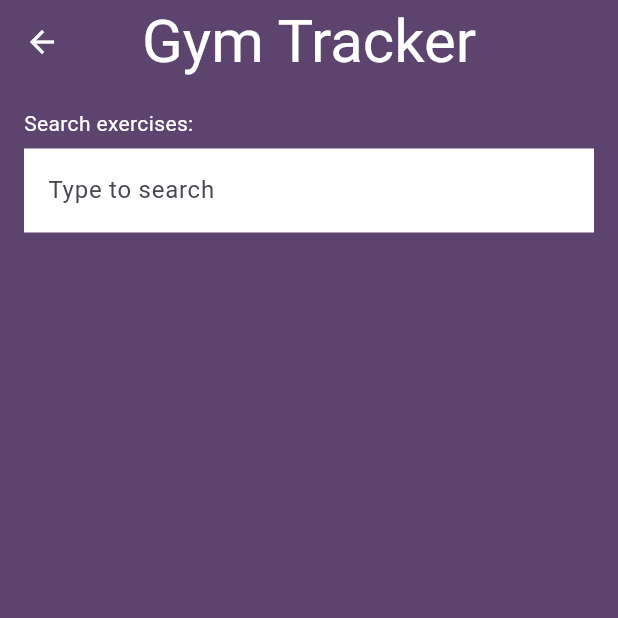
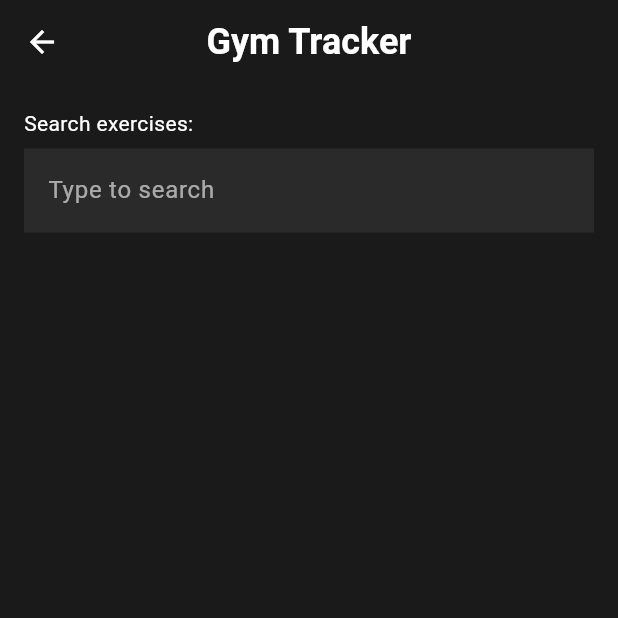
Before and after one commit to Justin-Moretto/gym_app, a Flutter app: the screen it shows after launch, after a tap on "Exercise Library", on a phone screen of 412 x 824 dp, the top half of it. Run offline on Flutter 3.47's test engine with Material 3 defaults, Android fonts, the phone set to English and light mode, and no system bars; our stand-ins replace flutter_dotenv, supabase_flutter; accounts and stored records are empty; network calls fail.

Commit message:
Many updates to themes and minor bug fixes

```diff
--- a/lib/custom_widgets.dart
+++ b/lib/custom_widgets.dart
@@ -4,30 +4,34 @@ import 'package:gym_app/Constant.dart' as constant;
 class MainPageButton extends StatelessWidget {
   final String labelText;
   final VoidCallback onPressed;
-  final Color backGroundColor;
+  final Color? backGroundColor;
 
   const MainPageButton({
     Key? key,
     required this.labelText,
     required this.onPressed,
-    this.backGroundColor = const Color.fromRGBO(100, 70, 110, 1.0),
+    this.backGroundColor,
   }) : super(key: key);
 
   @override
   Widget build(BuildContext context) {
+    final theme = Theme.of(context);
     return ElevatedButton(
       onPressed: onPressed,
       style: ElevatedButton.styleFrom(
-        backgroundColor:
-            backGroundColor, //?? Theme.of(context).colorScheme.primary,
-        foregroundColor: Colors.white,
+        backgroundColor: backGroundColor ?? theme.colorScheme.secondary,
+        foregroundColor: theme.colorScheme.onSecondary,
         elevation: 20,
         padding: const EdgeInsets.symmetric(horizontal: 24, vertical: 12),
         shape: RoundedRectangleBorder(borderRadius: BorderRadius.circular(32)),
       ),
       child: Text(
         labelText,
-        style: const TextStyle(color: Colors.white, fontSize: 32),
+        style: TextStyle(
+          color: theme.colorScheme.onSecondary,
+          fontSize: 32,
+          fontWeight: FontWeight.bold,
+        ),
       ),
     );
   }
@@ -40,17 +44,23 @@ class GymPalAppBar extends StatelessWidget implements PreferredSizeWidget {
 
   @override
   Widget build(BuildContext context) {
+    final theme = Theme.of(context);
     return AppBar(
-      backgroundColor: Colors.transparent,
-      title: Text(title, style: TextStyle(color: Colors.white, fontSize: 40)),
-      leading:
-          Navigator.canPop(context)
-              ? IconButton(
-                icon: const Icon(Icons.arrow_back, color: Colors.white),
-                onPressed: () => Navigator.pop(context),
-              )
-              : null,
-      centerTitle: true,
+      backgroundColor: theme.appBarTheme.backgroundColor,
+      title: Text(
+        title,
+        style: theme.appBarTheme.titleTextStyle,
+      ),
+      leading: Navigator.canPop(context)
+          ? IconButton(
+              icon: Icon(
+                Icons.arrow_back,
+                color: theme.appBarTheme.iconTheme?.color,
+              ),
+              onPressed: () => Navigator.pop(context),
+            )
+          : null,
+      centerTitle: theme.appBarTheme.centerTitle ?? true,
     );
   }
 
--- a/lib/exercise_history.dart
+++ b/lib/exercise_history.dart
@@ -9,10 +9,11 @@ class ExerciseHistoryPage extends StatelessWidget {
   @override
   Widget build(BuildContext context) {
     final supabase = Supabase.instance.client;
+    final theme = Theme.of(context);
 
     return Scaffold(
       appBar: GymPalAppBar(title: "Exercise History"),
-      backgroundColor: const Color(0xFF5C446E),
+      backgroundColor: theme.colorScheme.background,
       body: FutureBuilder<List<Map<String, dynamic>>>(
         future: supabase
             .from('session_exercises')
@@ -23,10 +24,10 @@ class ExerciseHistoryPage extends StatelessWidget {
           } else if (snapshot.hasError) {
             return Center(child: Text('Error: ${snapshot.error}'));
           } else if (!snapshot.hasData || snapshot.data!.isEmpty) {
-            return const Center(
+            return Center(
               child: Text(
                 'No exercise logs found.',
-                style: TextStyle(color: Colors.white),
+                style: TextStyle(color: theme.colorScheme.onBackground),
               ),
             );
           }
@@ -51,14 +52,14 @@ class ExerciseHistoryPage extends StatelessWidget {
               return ListTile(
                 title: Text(
                   exerciseName,
-                  style: const TextStyle(
-                    color: Colors.white,
+                  style: TextStyle(
+                    color: theme.colorScheme.onBackground,
                     fontWeight: FontWeight.bold,
                   ),
                 ),
                 subtitle: Text(
                   '${log['weight']} lbs | ${log['sets']} sets x ${log['reps']} reps\n$timestamp',
-                  style: const TextStyle(color: Colors.white70),
+                  style: TextStyle(color: theme.colorScheme.onBackground.withOpacity(0.7)),
                 ),
               );
             },
--- a/lib/log_workout_page.dart
+++ b/lib/log_workout_page.dart
@@ -91,6 +91,7 @@ class _LogWorkoutPageState extends State<LogWorkoutPage> {
 
   @override
   Widget build(BuildContext context) {
+    final theme = Theme.of(context);
     Widget content;
 
     if (selectedExercise == null) {
@@ -98,25 +99,26 @@ class _LogWorkoutPageState extends State<LogWorkoutPage> {
         child: Column(
           crossAxisAlignment: CrossAxisAlignment.start,
           children: [
-            const Text(
+            Text(
               'Search exercises:',
-              style: TextStyle(color: Colors.white),
+              style: TextStyle(color: theme.colorScheme.onBackground),
             ),
             const SizedBox(height: 7),
             TextField(
               controller: searchController,
-              style: const TextStyle(color: Colors.black),
-              decoration: const InputDecoration(
+              style: TextStyle(color: theme.colorScheme.onSurface),
+              decoration: InputDecoration(
                 hintText: 'Type to search',
-                border: OutlineInputBorder(
+                hintStyle: TextStyle(color: theme.colorScheme.onSurface.withOpacity(0.6)),
+                border: const OutlineInputBorder(
                   borderSide: BorderSide.none,
                   borderRadius: BorderRadius.zero,
                 ),
-                enabledBorder: OutlineInputBorder(
+                enabledBorder: const OutlineInputBorder(
                   borderSide: BorderSide.none,
                   borderRadius: BorderRadius.zero,
                 ),
-                focusedBorder: OutlineInputBorder(
+                focusedBorder: const OutlineInputBorder(
                   borderSide: BorderSide.none,
                   borderRadius: BorderRadius.zero,
                 ),
@@ -131,17 +133,17 @@ class _LogWorkoutPageState extends State<LogWorkoutPage> {
                   return Container(
                     decoration: BoxDecoration(
                       color: Colors.transparent,
-                      border: const Border(
-                        top: BorderSide(color: Colors.white, width: 1),
-                        bottom: BorderSide(color: Colors.white, width: 1),
-                        left: BorderSide(color: Colors.white, width: 2),
-                        right: BorderSide(color: Colors.white, width: 2),
+                      border: Border(
+                        top: BorderSide(color: theme.colorScheme.onBackground, width: 1),
+                        bottom: BorderSide(color: theme.colorScheme.onBackground, width: 1),
+                        left: BorderSide(color: theme.colorScheme.onBackground, width: 2),
+                        right: BorderSide(color: theme.colorScheme.onBackground, width: 2),
                       ),
                     ),
                     child: ListTile(
                       title: Text(
                         exercise.name,
-                        style: const TextStyle(color: Colors.white),
+                        style: TextStyle(color: theme.colorScheme.onBackground),
                       ),
                       onTap: () {
                         setState(() {
@@ -163,34 +165,43 @@ class _LogWorkoutPageState extends State<LogWorkoutPage> {
           children: [
             Text(
               "Logging: ${selectedExercise!.name}",
-              style: const TextStyle(fontSize: 18, color: Colors.white),
+              style: TextStyle(fontSize: 18, color: theme.colorScheme.onBackground),
             ),
             const SizedBox(height: 16),
-            const Text('Weight (lbs)', style: TextStyle(color: Colors.white)),
+            Text('Weight (lbs)', style: TextStyle(color: theme.colorScheme.onBackground)),
             TextField(
               controller: weightController,
               keyboardType: TextInputType.number,
               inputFormatters: [FilteringTextInputFormatter.digitsOnly],
-              decoration: const InputDecoration(hintText: 'Enter weight'),
-              style: const TextStyle(color: Colors.black),
+              style: TextStyle(color: theme.colorScheme.onSurface),
+              decoration: InputDecoration(
+                hintText: 'Enter weight',
+                hintStyle: TextStyle(color: theme.colorScheme.onSurface.withOpacity(0.6)),
+              ),
             ),
             const SizedBox(height: 12),
-            const Text('Sets', style: TextStyle(color: Colors.white)),
+            Text('Sets', style: TextStyle(color: theme.colorScheme.onBackground)),
             TextField(
               controller: setsController,
               keyboardType: TextInputType.number,
               inputFormatters: [FilteringTextInputFormatter.digitsOnly],
-              decoration: const InputDecoration(hintText: 'Enter sets'),
-              style: const TextStyle(color: Colors.black),
+              style: TextStyle(color: theme.colorScheme.onSurface),
+              decoration: InputDecoration(
+                hintText: 'Enter sets',
+                hintStyle: TextStyle(color: theme.colorScheme.onSurface.withOpacity(0.6)),
+              ),
             ),
             const SizedBox(height: 12),
-            const Text('Reps', style: TextStyle(color: Colors.white)),
+            Text('Reps', style: TextStyle(color: theme.colorScheme.onBackground)),
             TextField(
               controller: repsController,
               keyboardType: TextInputType.number,
               inputFormatters: [FilteringTextInputFormatter.digitsOnly],
-              decoration: const InputDecoration(hintText: 'Enter reps'),
-              style: const TextStyle(color: Colors.black),
+              style: TextStyle(color: theme.colorScheme.onSurface),
+              decoration: InputDecoration(
+                hintText: 'Enter reps',
+                hintStyle: TextStyle(color: theme.colorScheme.onSurface.withOpacity(0.6)),
+              ),
             ),
             const SizedBox(height: 20),
             ElevatedButton(
@@ -204,9 +215,9 @@ class _LogWorkoutPageState extends State<LogWorkoutPage> {
                   searchController.clear();
                 });
               },
-              child: const Text(
+              child: Text(
                 "Cancel",
-                style: TextStyle(color: Colors.white),
+                style: TextStyle(color: theme.colorScheme.onBackground),
               ),
             ),
           ],
@@ -215,7 +226,7 @@ class _LogWorkoutPageState extends State<LogWorkoutPage> {
     }
 
     return Scaffold(
-      backgroundColor: const Color(0xFF5C446E),
+      backgroundColor: theme.colorScheme.background,
       appBar: const GymPalAppBar(),
       body: Padding(
         padding: const EdgeInsets.all(16.0),
--- a/lib/main.dart
+++ b/lib/main.dart
@@ -3,6 +3,7 @@ import 'package:flutter_dotenv/flutter_dotenv.dart';
 import 'package:gym_app/custom_widgets.dart';
 import 'package:gym_app/exercise_history.dart';
 import 'package:gym_app/log_workout_page.dart';
+import 'package:gym_app/styles/themes.dart';
 import 'package:supabase_flutter/supabase_flutter.dart';
 
 Future<void> main() async {
@@ -33,7 +34,7 @@ Future<void> main() async {
         await supabase.from('profiles').select().eq('id', userId).maybeSingle();
 
     if (existingProfile == null) {
-      await supabase.from('profiles').insert({'id': userId});
+      await supabase.from('profiles').upsert({'id': userId});
     }
   }
 
@@ -47,29 +48,9 @@ class MyApp extends StatelessWidget {
   Widget build(BuildContext context) {
     return MaterialApp(
       title: 'Gym App',
-      theme: ThemeData(
-        colorScheme: ColorScheme.fromSeed(seedColor: Colors.deepPurple),
-        inputDecorationTheme: const InputDecorationTheme(
-          labelStyle: TextStyle(color: Colors.white),
-          floatingLabelStyle: TextStyle(
-            backgroundColor: Colors.white,
-            color: Colors.black,
-            fontWeight: FontWeight.bold,
-            fontSize: 14,
-          ),
-          contentPadding: EdgeInsets.symmetric(horizontal: 12, vertical: 16),
-          enabledBorder: OutlineInputBorder(
-            borderRadius: BorderRadius.all(Radius.circular(16)),
-            borderSide: BorderSide(color: Colors.grey),
-          ),
-          focusedBorder: OutlineInputBorder(
-            borderRadius: BorderRadius.all(Radius.circular(16)),
-            borderSide: BorderSide(color: Colors.deepPurple),
-          ),
-          filled: true,
-          fillColor: Colors.white,
-        ),
-      ),
+      theme: AppThemes.lightTheme,
+      darkTheme: AppThemes.darkTheme,
+      themeMode: ThemeMode.dark, // Default to dark theme
       home: const MyHomePage(),
     );
   }
@@ -90,9 +71,10 @@ class _MyHomePageState extends State<MyHomePage> {
 
   @override
   Widget build(BuildContext context) {
+    final theme = Theme.of(context);
     return Scaffold(
       appBar: GymPalAppBar(),
-      backgroundColor: Color(0xFF5C446E),
+      backgroundColor: theme.colorScheme.background,
       body: Center(
         child: Padding(
           padding: const EdgeInsets.all(12.0),
@@ -135,7 +117,7 @@ class _MyHomePageState extends State<MyHomePage> {
                 labelText: "My Data & Trends",
               ),
               MainPageButton(
-                backGroundColor: Colors.deepPurpleAccent,
+                backGroundColor: theme.colorScheme.tertiary,
                 onPressed: () {
                   Navigator.push(
                     context,
--- /dev/null
+++ b/lib/styles/themes.dart
@@ -0,0 +1,141 @@
+import 'package:flutter/material.dart';
+
+class AppThemes {
+  // Updated color palette - more neutral with subtle purple accents
+  static const Color kPrimaryPurple = Color(0xFF2D1B69);
+  static const Color kSecondaryPurple = Color(0xFF4A4A4A);
+  static const Color kAccentPurple = Color(0xFF7B68EE);
+  static const Color kTertiaryPurple = Color.fromARGB(255, 117, 66, 141);
+  static const Color kLightPurple = Color(0xFFE6E6FA);
+  static const Color kDarkPurple = Color(0xFF1A1A1A);
+
+  // Light Theme
+  static ThemeData lightTheme = ThemeData(
+    useMaterial3: true,
+    brightness: Brightness.light,
+    colorScheme: const ColorScheme.light(
+      primary: kPrimaryPurple,
+      secondary: Color(0xFFE0E0E0),
+      tertiary: kTertiaryPurple,
+      surface: Colors.white,
+      background: Color(0xFFF5F5F5),
+      onPrimary: Colors.white,
+      onSecondary: Colors.black87,
+      onSurface: Colors.black87,
+      onBackground: Colors.black87,
+    ),
+    appBarTheme: const AppBarTheme(
+      backgroundColor: Color(0xFFF5F5F5),
+      foregroundColor: Colors.black87,
+      elevation: 0,
+      centerTitle: true,
+      titleTextStyle: TextStyle(
+        color: Colors.black87,
+        fontSize: 24,
+        fontWeight: FontWeight.bold,
+      ),
+      iconTheme: IconThemeData(color: Colors.black87),
+    ),
+    elevatedButtonTheme: ElevatedButtonThemeData(
+      style: ElevatedButton.styleFrom(
+        backgroundColor: const Color(0xFFE0E0E0),
+        foregroundColor: Colors.black87,
+        elevation: 8,
+        padding: const EdgeInsets.symmetric(horizontal: 24, vertical: 12),
+        shape: RoundedRectangleBorder(borderRadius: BorderRadius.circular(16)),
+        textStyle: const TextStyle(fontSize: 18, fontWeight: FontWeight.w600),
+      ),
+    ),
+    inputDecorationTheme: const InputDecorationTheme(
+      labelStyle: TextStyle(color: Colors.black87),
+      floatingLabelStyle: TextStyle(
+        backgroundColor: Colors.white,
+        color: kPrimaryPurple,
+        fontWeight: FontWeight.bold,
+        fontSize: 14,
+      ),
+      contentPadding: EdgeInsets.symmetric(horizontal: 12, vertical: 16),
+      enabledBorder: OutlineInputBorder(
+        borderRadius: BorderRadius.all(Radius.circular(16)),
+        borderSide: BorderSide(color: Colors.grey),
+      ),
+      focusedBorder: OutlineInputBorder(
+        borderRadius: BorderRadius.all(Radius.circular(16)),
+        borderSide: BorderSide(color: kPrimaryPurple, width: 2),
+      ),
+      filled: true,
+      fillColor: Colors.white,
+    ),
+    cardTheme: CardTheme(
+      color: Colors.white,
+      elevation: 4,
+      shape: RoundedRectangleBorder(borderRadius: BorderRadius.circular(12)),
+    ),
+    scaffoldBackgroundColor: const Color(0xFFF5F5F5),
+  );
+
+  // Dark Theme
+  static ThemeData darkTheme = ThemeData(
+    useMaterial3: true,
+    brightness: Brightness.dark,
+    colorScheme: const ColorScheme.dark(
+      primary: kPrimaryPurple,
+      secondary: kSecondaryPurple,
+      tertiary: kTertiaryPurple,
+      surface: Color(0xFF2A2A2A),
+      background: Color(0xFF1A1A1A),
+      onPrimary: Colors.white,
+      onSecondary: Colors.white,
+      onSurface: Colors.white,
+      onBackground: Colors.white,
+    ),
+    appBarTheme: const AppBarTheme(
+      backgroundColor: kDarkPurple,
+      foregroundColor: Colors.white,
+      elevation: 0,
+      centerTitle: true,
+      titleTextStyle: TextStyle(
+        color: Colors.white,
+        fontSize: 24,
+        fontWeight: FontWeight.bold,
+      ),
+      iconTheme: IconThemeData(color: Colors.white),
+    ),
+    elevatedButtonTheme: ElevatedButtonThemeData(
+      style: ElevatedButton.styleFrom(
+        backgroundColor: kSecondaryPurple,
+        foregroundColor: Colors.white,
+        elevation: 8,
+        padding: const EdgeInsets.symmetric(horizontal: 24, vertical: 12),
+        shape: RoundedRectangleBorder(borderRadius: BorderRadius.circular(16)),
+        textStyle: const TextStyle(fontSize: 18, fontWeight: FontWeight.w600),
+      ),
+    ),
+    inputDecorationTheme: const InputDecorationTheme(
+      labelStyle: TextStyle(color: Colors.white70),
+      floatingLabelStyle: TextStyle(
+        backgroundColor: Color(0xFF2A2A2A),
+        color: kLightPurple,
+        fontWeight: FontWeight.bold,
+        fontSize: 14,
+      ),
+      contentPadding: EdgeInsets.symmetric(horizontal: 12, vertical: 16),
+      enabledBorder: OutlineInputBorder(
+        borderRadius: BorderRadius.all(Radius.circular(16)),
+        borderSide: BorderSide(color: Colors.grey),
+      ),
+      focusedBorder: OutlineInputBorder(
+        borderRadius: BorderRadius.all(Radius.circular(16)),
+        borderSide: BorderSide(color: kLightPurple, width: 2),
+      ),
+      filled: true,
+      fillColor: Color(0xFF2A2A2A),
+    ),
+    cardTheme: CardTheme(
+      color: const Color(0xFF2A2A2A),
+      elevation: 4,
+      shape: RoundedRectangleBorder(borderRadius: BorderRadius.circular(12)),
+    ),
+    scaffoldBackgroundColor: const Color(0xFF1A1A1A),
+  );
+}
```
